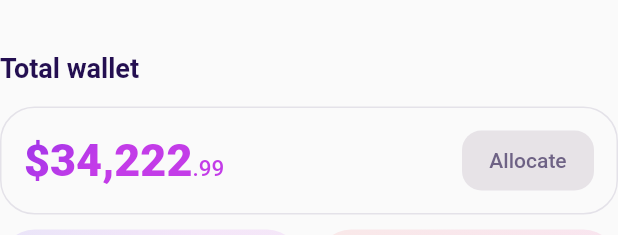
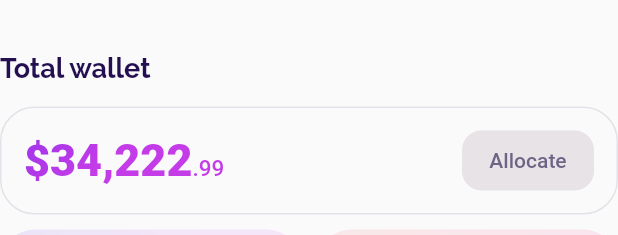
Before and after one commit to nothing628/letify, a Flutter app: the TotalWallet widget shown alone on an empty page, opened directly, on a phone screen of 412 x 824 dp. Shown: the top 235 px of the screen. Run offline on Flutter 3.47's test engine with Material 2 defaults, Android fonts, the phone set to English and light mode, and no system bars; project files that could hold a hidden picture were left out.

Commit message:
implement raleway font

```diff
--- /dev/null
+++ b/lib/helper/styles.dart
@@ -0,0 +1,18 @@
+import 'package:flutter/material.dart';
+import './colors.dart';
+
+TextStyle? get titleStyle {
+  return const TextStyle(
+      color: AppColors.darkPurple,
+      fontFamily: 'Raleway',
+      fontSize: 18,
+      fontWeight: FontWeight.w700);
+}
+
+TextStyle? get userWelcomeStyle {
+  return const TextStyle(
+      color: AppColors.darkPurple,
+      fontFamily: 'Raleway',
+      fontSize: 20,
+      fontWeight: FontWeight.w800);
+}
--- a/lib/widgets/total_wallet.dart
+++ b/lib/widgets/total_wallet.dart
@@ -1,5 +1,6 @@
 import 'package:flutter/material.dart';
 import '../helper/colors.dart';
+import '../helper/styles.dart';
 
 class TotalWallet extends StatelessWidget {
   const TotalWallet({Key? key}) : super(key: key);
@@ -12,12 +13,9 @@ class TotalWallet extends StatelessWidget {
       child: Column(
         crossAxisAlignment: CrossAxisAlignment.start,
         children: [
-          const Text(
+          Text(
             'Total wallet',
-            style: TextStyle(
-                color: AppColors.darkPurple,
-                fontSize: 18,
-                fontWeight: FontWeight.w700),
+            style: titleStyle,
           ),
           const SizedBox(
             height: 15,
```
Also changed, not shown: lib/screen/home_screen.dart (+10 -12 lines), lib/widgets/recent_transaction.dart (+2 -5 lines).
